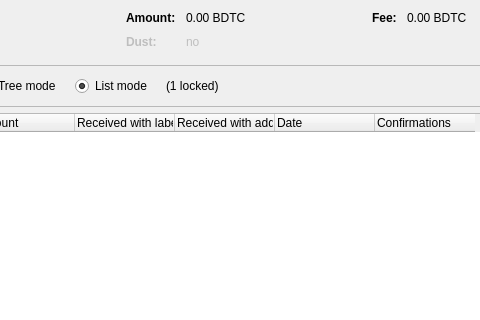
The window that src/qt/forms/coincontroldialog.ui (bdtchain/bdtcoin) describes before a commit, drawn with Qt 5; both pictures show x 137 to 617 and y 0 to 320 of the 1000 by 500 pixel window.
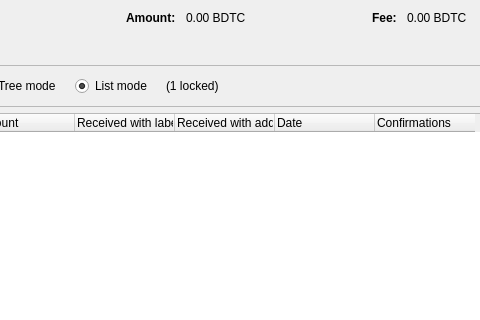
The same window after the commit. Custom widgets are drawn as their Qt base class.

The edit to the form file:
```diff
--- a/src/qt/forms/coincontroldialog.ui
+++ b/src/qt/forms/coincontroldialog.ui
@@ -139,41 +139,6 @@
          </property>
         </widget>
        </item>
-       <item row="1" column="0">
-        <widget class="QLabel" name="labelCoinControlLowOutputText">
-         <property name="enabled">
-          <bool>false</bool>
-         </property>
-         <property name="font">
-          <font>
-           <weight>75</weight>
-           <bold>true</bold>
-          </font>
-         </property>
-         <property name="text">
-          <string>Dust:</string>
-         </property>
-        </widget>
-       </item>
-       <item row="1" column="1">
-        <widget class="QLabel" name="labelCoinControlLowOutput">
-         <property name="enabled">
-          <bool>false</bool>
-         </property>
-         <property name="cursor">
-          <cursorShape>IBeamCursor</cursorShape>
-         </property>
-         <property name="contextMenuPolicy">
-          <enum>Qt::ActionsContextMenu</enum>
-         </property>
-         <property name="text">
-          <string notr="true">no</string>
-         </property>
-         <property name="textInteractionFlags">
-          <set>Qt::LinksAccessibleByMouse|Qt::TextSelectableByKeyboard|Qt::TextSelectableByMouse</set>
-         </property>
-        </widget>
-       </item>
       </layout>
      </item>
      <item>
```
Left out of the diff: 6 changed lines with no effect on the pictures.
